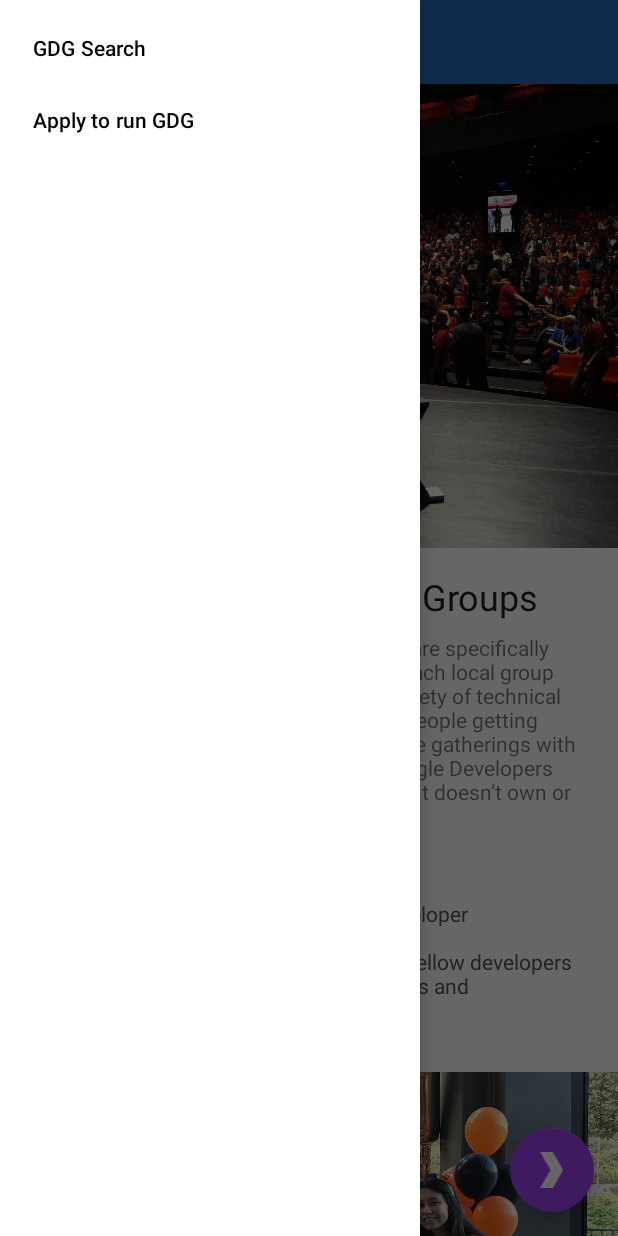
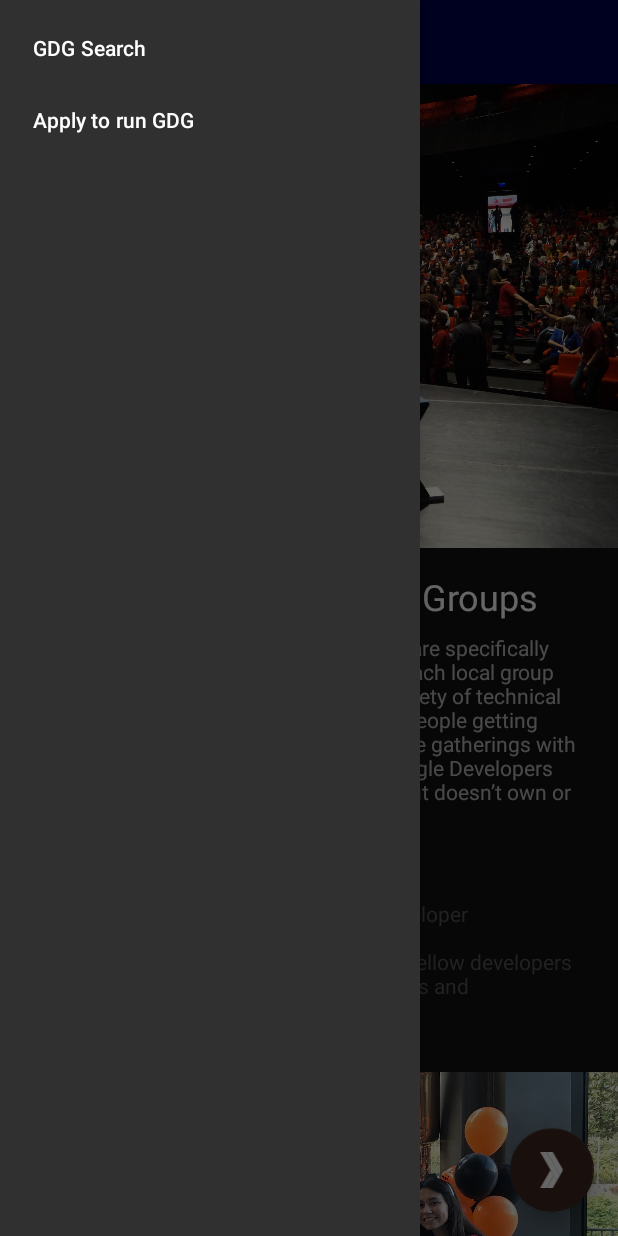
Before and after one commit to fabiohxcx/gdg-finder, an Android app: the screen it shows after launch (MainActivity), with the side drawer open, on a phone screen of 412 x 824 dp. Run offline under Robolectric (Android 15) with nearby library versions, the phone set to English and light mode, and no system bars; our stand-ins replace data binding, navigation-ui; Roboto replaces fonts that are not available here.

Commit message:
Adding night Mode

```diff
--- a/app/src/main/java/com/example/android/gdgfinder/MainActivity.kt
+++ b/app/src/main/java/com/example/android/gdgfinder/MainActivity.kt
@@ -3,6 +3,7 @@ package com.example.android.gdgfinder
 import android.os.Bundle
 import android.view.View
 import androidx.appcompat.app.AppCompatActivity
+import androidx.appcompat.app.AppCompatDelegate
 import androidx.databinding.DataBindingUtil
 import androidx.navigation.NavDestination
 import androidx.navigation.findNavController
@@ -19,6 +20,8 @@ class MainActivity : AppCompatActivity() {
         super.onCreate(savedInstanceState)
         binding = DataBindingUtil.setContentView(this, R.layout.activity_main)
 
+        AppCompatDelegate.setDefaultNightMode(AppCompatDelegate.MODE_NIGHT_YES)
+
         setupNavigation()
     }
 
@@ -27,8 +30,8 @@ class MainActivity : AppCompatActivity() {
      *
      * Delegate this to Navigation.
      */
-    override fun onSupportNavigateUp()
-            = navigateUp(findNavController(R.id.nav_host_fragment), binding.drawerLayout)
+    override fun onSupportNavigateUp() =
+        navigateUp(findNavController(R.id.nav_host_fragment), binding.drawerLayout)
 
     /**
      * Setup Navigation for this Activity
@@ -48,7 +51,7 @@ class MainActivity : AppCompatActivity() {
 
         navController.addOnDestinationChangedListener { _, destination: NavDestination, _ ->
             val toolBar = supportActionBar ?: return@addOnDestinationChangedListener
-            when(destination.id) {
+            when (destination.id) {
                 R.id.home -> {
                     toolBar.setDisplayShowTitleEnabled(false)
                     binding.heroImage.visibility = View.VISIBLE
--- /dev/null
+++ b/app/src/main/res/values-night/colors.xml
@@ -0,0 +1,11 @@
+<!--?xml version="1.0" encoding="UTF-8"?-->
+<resources>
+    <color name="primaryColor">#1a237e</color>
+    <color name="primaryLightColor">#534bae</color>
+    <color name="primaryDarkColor">#000051</color>
+    <color name="secondaryColor">#3e2723</color>
+    <color name="secondaryLightColor">#6a4f4b</color>
+    <color name="secondaryDarkColor">#1b0000</color>
+    <color name="primaryTextColor">#ffffff</color>
+    <color name="secondaryTextColor">#ffffff</color>
+</resources>
--- a/app/src/main/res/values/styles.xml
+++ b/app/src/main/res/values/styles.xml
@@ -1,7 +1,7 @@
 <resources>
 
     <!-- Base application theme. -->
-    <style name="AppTheme" parent="Theme.MaterialComponents.Light.NoActionBar">
+    <style name="AppTheme" parent="Theme.MaterialComponents.DayNight.NoActionBar">
         <!-- Customize your theme here. -->
         <item name="colorPrimary">@color/primaryColor</item>
         <item name="colorPrimaryDark">@color/primaryDarkColor</item>
```
